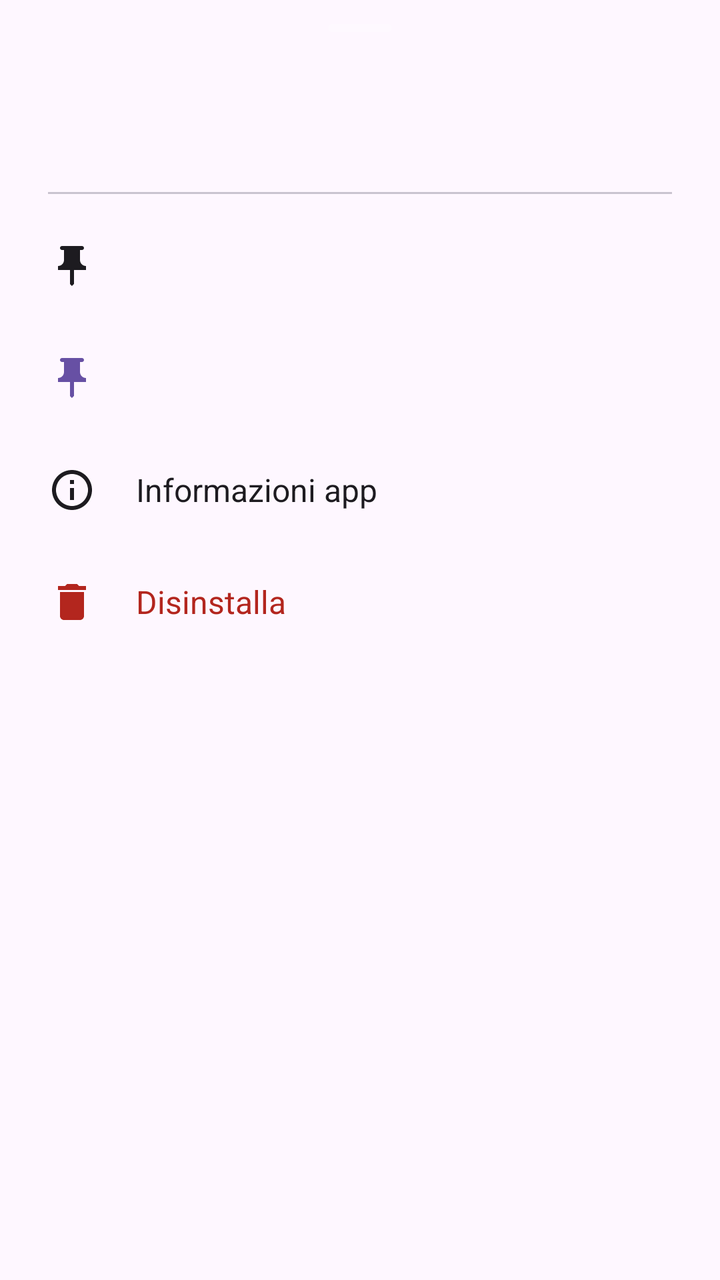
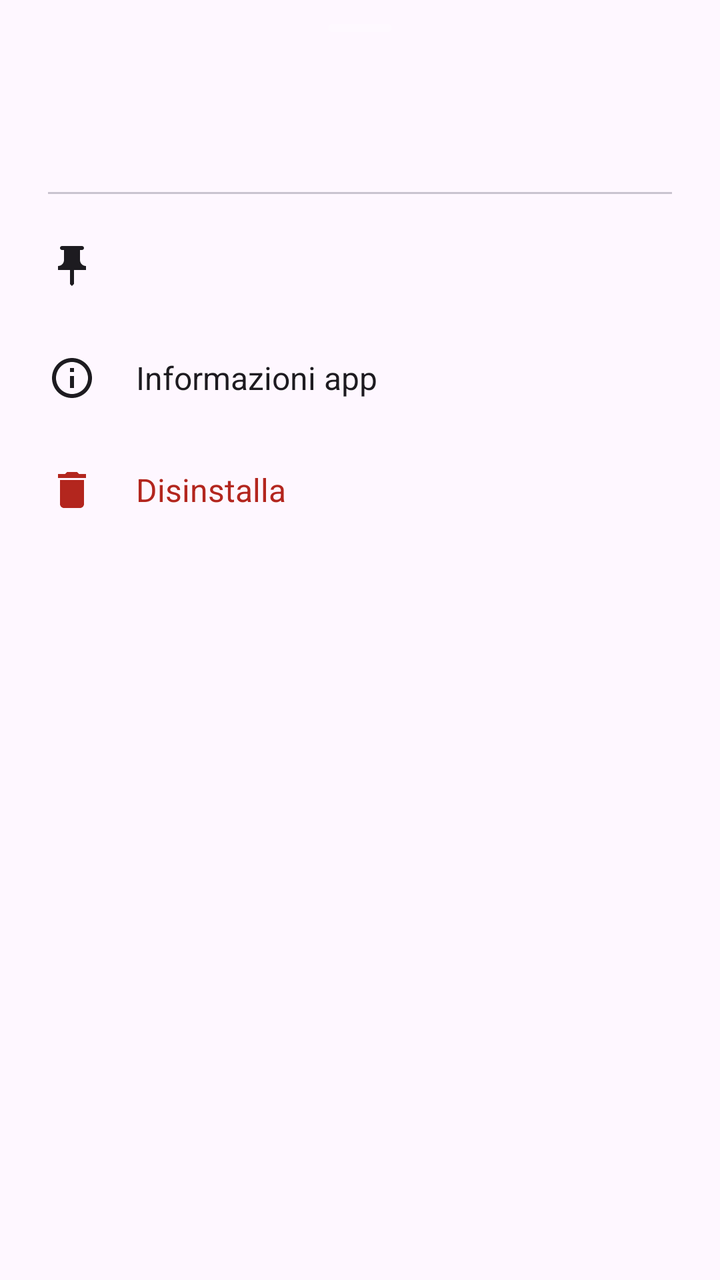

Screens rendered from an Android XML layout before and after an edit, with the pre-edit source and the edit as a unified diff.
<!-- AndroidManifest.xml: application theme Theme.SpeedLauncher -->
<!-- res/layout/sheet_app_actions.xml -->
<?xml version="1.0" encoding="utf-8"?>
<LinearLayout xmlns:android="http://schemas.android.com/apk/res/android"
    xmlns:app="http://schemas.android.com/apk/res-auto"
    android:layout_width="match_parent"
    android:layout_height="wrap_content"
    android:background="?attr/colorSurface"
    android:orientation="vertical"
    android:paddingVertical="12dp">

    <View
        android:layout_width="32dp"
        android:layout_height="4dp"
        android:layout_gravity="center_horizontal"
        android:layout_marginBottom="16dp"
        android:background="@drawable/bg_drag_handle" />

    <LinearLayout
        android:layout_width="match_parent"
        android:layout_height="wrap_content"
        android:gravity="center_vertical"
        android:orientation="horizontal"
        android:paddingHorizontal="24dp"
        android:paddingBottom="16dp">

        <ImageView
            android:id="@+id/appIcon"
            android:layout_width="48dp"
            android:layout_height="48dp" />

        <TextView
            android:id="@+id/appLabel"
            android:layout_width="0dp"
            android:layout_height="wrap_content"
            android:layout_marginStart="16dp"
            android:layout_weight="1"
            android:ellipsize="end"
            android:maxLines="1"
            android:textColor="?attr/colorOnSurface"
            android:textSize="18sp"
            android:textStyle="bold" />
    </LinearLayout>

    <View
        android:layout_width="match_parent"
        android:layout_height="1dp"
        android:layout_marginHorizontal="24dp"
        android:layout_marginBottom="8dp"
        android:background="?attr/colorOutlineVariant" />

    <LinearLayout
        android:id="@+id/actionPinHome"
        android:layout_width="match_parent"
        android:layout_height="56dp"
        android:background="?attr/selectableItemBackground"
        android:clickable="true"
        android:focusable="true"
        android:gravity="center_vertical"
        android:orientation="horizontal"
        android:paddingHorizontal="24dp">

        <ImageView
            android:layout_width="24dp"
            android:layout_height="24dp"
            android:src="@drawable/ic_pin"
            app:tint="?attr/colorOnSurface" />

        <TextView
            android:id="@+id/pinHomeLabel"
            android:layout_width="wrap_content"
            android:layout_height="wrap_content"
            android:layout_marginStart="20dp"
            android:textColor="?attr/colorOnSurface"
            android:textSize="16sp" />
    </LinearLayout>

    <LinearLayout
        android:id="@+id/actionPinDock"
        android:layout_width="match_parent"
        android:layout_height="56dp"
        android:background="?attr/selectableItemBackground"
        android:clickable="true"
        android:focusable="true"
        android:gravity="center_vertical"
        android:orientation="horizontal"
        android:paddingHorizontal="24dp">

        <ImageView
            android:layout_width="24dp"
            android:layout_height="24dp"
            android:src="@drawable/ic_pin"
            app:tint="?attr/colorPrimary" />

        <TextView
            android:id="@+id/pinDockLabel"
            android:layout_width="wrap_content"
            android:layout_height="wrap_content"
            android:layout_marginStart="20dp"
            android:textColor="?attr/colorOnSurface"
            android:textSize="16sp" />
    </LinearLayout>

    <LinearLayout
        android:id="@+id/actionMove"
        android:layout_width="match_parent"
        android:layout_height="56dp"
        android:background="?attr/selectableItemBackground"
        android:clickable="true"
        android:focusable="true"
        android:gravity="center_vertical"
        android:orientation="horizontal"
        android:paddingHorizontal="24dp"
        android:visibility="gone">

        <ImageView
            android:layout_width="24dp"
            android:layout_height="24dp"
            android:src="@drawable/ic_move"
            app:tint="?attr/colorOnSurface" />

        <TextView
            android:layout_width="wrap_content"
            android:layout_height="wrap_content"
            android:layout_marginStart="20dp"
            android:text="@string/action_move"
            android:textColor="?attr/colorOnSurface"
            android:textSize="16sp" />
    </LinearLayout>

    <LinearLayout
        android:id="@+id/actionInfo"
        android:layout_width="match_parent"
        android:layout_height="56dp"
        android:background="?attr/selectableItemBackground"
        android:clickable="true"
        android:focusable="true"
        android:gravity="center_vertical"
        android:orientation="horizontal"
        android:paddingHorizontal="24dp">

        <ImageView
            android:layout_width="24dp"
            android:layout_height="24dp"
            android:src="@drawable/ic_info"
            app:tint="?attr/colorOnSurface" />

        <TextView
            android:layout_width="wrap_content"
            android:layout_height="wrap_content"
            android:layout_marginStart="20dp"
            android:text="@string/action_info"
            android:textColor="?attr/colorOnSurface"
            android:textSize="16sp" />
    </LinearLayout>

    <LinearLayout
        android:id="@+id/actionUninstall"
        android:layout_width="match_parent"
        android:layout_height="56dp"
        android:background="?attr/selectableItemBackground"
        android:clickable="true"
        android:focusable="true"
        android:gravity="center_vertical"
        android:orientation="horizontal"
        android:paddingHorizontal="24dp">

        <ImageView
            android:layout_width="24dp"
            android:layout_height="24dp"
            android:src="@drawable/ic_uninstall"
            app:tint="?attr/colorError" />

        <TextView
            android:layout_width="wrap_content"
            android:layout_height="wrap_content"
            android:layout_marginStart="20dp"
            android:text="@string/action_uninstall"
            android:textColor="?attr/colorError"
            android:textSize="16sp" />
    </LinearLayout>

    <View android:layout_width="match_parent" android:layout_height="32dp" />

</LinearLayout>
<!-- resources referenced by this layout -->
<resources>
  <!-- drawable bg_drag_handle (drawable) -->
  <?xml version="1.0" encoding="utf-8"?>
  <shape xmlns:android="http://schemas.android.com/apk/res/android"
      android:shape="rectangle">
      <solid android:color="#33FFFFFF" />
      <corners android:radius="2dp" />
  </shape>
  <!-- drawable ic_info (drawable) -->
  <vector xmlns:android="http://schemas.android.com/apk/res/android"
      android:width="24dp" android:height="24dp"
      android:viewportWidth="24" android:viewportHeight="24">
      <path android:fillColor="@android:color/white"
          android:pathData="M11,17h2v-6h-2v6zM12,2C6.48,2 2,6.48 2,12s4.48,10 10,10 10,-4.48 10,-10S17.52,2 12,2zM12,20c-4.41,0 -8,-3.59 -8,-8s3.59,-8 8,-8 8,3.59 8,8 -3.59,8 -8,8zM11,9h2V7h-2v2z"/>
  </vector>
  <!-- drawable ic_move (drawable) -->
  <vector xmlns:android="http://schemas.android.com/apk/res/android"
      android:width="24dp" android:height="24dp"
      android:viewportWidth="24" android:viewportHeight="24">
      <path android:fillColor="@android:color/white"
          android:pathData="M10,9h4V6h3l-5,-5 -5,5h3v3zM9,10H6V7l-5,5 5,5v-3h3v-4zM23,12l-5,-5v3h-3v4h3v3l5,-5zM14,15h-4v3H7l5,5 5,-5h-3v-3z"/>
  </vector>
  <!-- drawable ic_pin (drawable) -->
  <vector xmlns:android="http://schemas.android.com/apk/res/android"
      android:width="24dp" android:height="24dp"
      android:viewportWidth="24" android:viewportHeight="24">
      <path android:fillColor="@android:color/white"
          android:pathData="M16,9V4l1,0c0.55,0 1,-0.45 1,-1v0c0,-0.55 -0.45,-1 -1,-1H7C6.45,2 6,2.45 6,3v0c0,0.55 0.45,1 1,1l1,0v5c0,1.66 -1.34,3 -3,3v0v2h5.97v7l1,1l1,-1v-7H19v-2v0C17.34,12 16,10.66 16,9z"/>
  </vector>
  <!-- drawable ic_uninstall (drawable) -->
  <vector xmlns:android="http://schemas.android.com/apk/res/android"
      android:width="24dp" android:height="24dp"
      android:viewportWidth="24" android:viewportHeight="24">
      <path android:fillColor="@android:color/white"
          android:pathData="M6,19c0,1.1 0.9,2 2,2h8c1.1,0 2,-0.9 2,-2V7H6v12zM19,4h-3.5l-1,-1h-5l-1,1H5v2h14V4z"/>
  </vector>
  <string name="action_info">Informazioni app</string>
  <string name="action_move">Sposta</string>
  <string name="action_uninstall">Disinstalla</string>
  <style name="Theme.SpeedLauncher" parent="Theme.Material3.DayNight.NoActionBar">
          <item name="android:windowBackground">@android:color/transparent</item>
          <item name="android:colorBackground">@android:color/transparent</item>
          <item name="android:windowShowWallpaper">true</item>
          <item name="android:windowIsTranslucent">true</item>
          <item name="android:windowDrawsSystemBarBackgrounds">true</item>
          <item name="android:statusBarColor">@android:color/transparent</item>
          <item name="android:navigationBarColor">@android:color/transparent</item>
          <item name="android:enforceNavigationBarContrast" tools:targetApi="29">false</item>
          <item name="android:enforceStatusBarContrast" tools:targetApi="29">false</item>
          <item name="android:windowLightStatusBar" tools:targetApi="23">false</item>
          <item name="bottomSheetDialogTheme">@style/Theme.SpeedLauncher.BottomSheet</item>
      </style>
  <style name="Theme.SpeedLauncher.BottomSheet" parent="ThemeOverlay.Material3.BottomSheetDialog">
          <item name="bottomSheetStyle">@style/Widget.SpeedLauncher.BottomSheet</item>
      </style>
  <style name="Widget.SpeedLauncher.BottomSheet" parent="Widget.Material3.BottomSheet.Modal">
          <item name="shapeAppearance">@style/ShapeAppearance.SpeedLauncher.BottomSheet</item>
          <item name="backgroundTint">?attr/colorSurface</item>
      </style>
  <style name="ShapeAppearance.SpeedLauncher.BottomSheet" parent="ShapeAppearance.Material3.LargeComponent">
          <item name="cornerSizeTopLeft">28dp</item>
          <item name="cornerSizeTopRight">28dp</item>
          <item name="cornerSizeBottomLeft">0dp</item>
          <item name="cornerSizeBottomRight">0dp</item>
      </style>
</resources>

<!-- the commit's change to res/layout/sheet_app_actions.xml (unified diff, before → after) -->
@@ -48,7 +48,7 @@
         android:background="?attr/colorOutlineVariant" />
 
     <LinearLayout
-        android:id="@+id/actionPinHome"
+        android:id="@+id/actionPin"
         android:layout_width="match_parent"
         android:layout_height="56dp"
         android:background="?attr/selectableItemBackground"
@@ -65,63 +65,10 @@
             app:tint="?attr/colorOnSurface" />
 
         <TextView
-            android:id="@+id/pinHomeLabel"
+            android:id="@+id/pinLabel"
             android:layout_width="wrap_content"
             android:layout_height="wrap_content"
             android:layout_marginStart="20dp"
-            android:textColor="?attr/colorOnSurface"
-            android:textSize="16sp" />
-    </LinearLayout>
-
-    <LinearLayout
-        android:id="@+id/actionPinDock"
-        android:layout_width="match_parent"
-        android:layout_height="56dp"
-        android:background="?attr/selectableItemBackground"
-        android:clickable="true"
-        android:focusable="true"
-        android:gravity="center_vertical"
-        android:orientation="horizontal"
-        android:paddingHorizontal="24dp">
-
-        <ImageView
-            android:layout_width="24dp"
-            android:layout_height="24dp"
-            android:src="@drawable/ic_pin"
-            app:tint="?attr/colorPrimary" />
-
-        <TextView
-            android:id="@+id/pinDockLabel"
-            android:layout_width="wrap_content"
-            android:layout_height="wrap_content"
-            android:layout_marginStart="20dp"
-            android:textColor="?attr/colorOnSurface"
-            android:textSize="16sp" />
-    </LinearLayout>
-
-    <LinearLayout
-        android:id="@+id/actionMove"
-        android:layout_width="match_parent"
-        android:layout_height="56dp"
-        android:background="?attr/selectableItemBackground"
-        android:clickable="true"
-        android:focusable="true"
-        android:gravity="center_vertical"
-        android:orientation="horizontal"
-        android:paddingHorizontal="24dp"
-        android:visibility="gone">
-
-        <ImageView
-            android:layout_width="24dp"
-            android:layout_height="24dp"
-            android:src="@drawable/ic_move"
-            app:tint="?attr/colorOnSurface" />
-
-        <TextView
-            android:layout_width="wrap_content"
-            android:layout_height="wrap_content"
-            android:layout_marginStart="20dp"
-            android:text="@string/action_move"
             android:textColor="?attr/colorOnSurface"
             android:textSize="16sp" />
     </LinearLayout>
<!-- resource entries referenced after the edit -->
@@ -14,13 +14,6 @@
       <path android:fillColor="@android:color/white"
           android:pathData="M11,17h2v-6h-2v6zM12,2C6.48,2 2,6.48 2,12s4.48,10 10,10 10,-4.48 10,-10S17.52,2 12,2zM12,20c-4.41,0 -8,-3.59 -8,-8s3.59,-8 8,-8 8,3.59 8,8 -3.59,8 -8,8zM11,9h2V7h-2v2z"/>
   </vector>
-  <!-- drawable ic_move (drawable) -->
-  <vector xmlns:android="http://schemas.android.com/apk/res/android"
-      android:width="24dp" android:height="24dp"
-      android:viewportWidth="24" android:viewportHeight="24">
-      <path android:fillColor="@android:color/white"
-          android:pathData="M10,9h4V6h3l-5,-5 -5,5h3v3zM9,10H6V7l-5,5 5,5v-3h3v-4zM23,12l-5,-5v3h-3v4h3v3l5,-5zM14,15h-4v3H7l5,5 5,-5h-3v-3z"/>
-  </vector>
   <!-- drawable ic_pin (drawable) -->
   <vector xmlns:android="http://schemas.android.com/apk/res/android"
       android:width="24dp" android:height="24dp"
@@ -36,7 +29,6 @@
           android:pathData="M6,19c0,1.1 0.9,2 2,2h8c1.1,0 2,-0.9 2,-2V7H6v12zM19,4h-3.5l-1,-1h-5l-1,1H5v2h14V4z"/>
   </vector>
   <string name="action_info">Informazioni app</string>
-  <string name="action_move">Sposta</string>
   <string name="action_uninstall">Disinstalla</string>
   <style name="Theme.SpeedLauncher" parent="Theme.Material3.DayNight.NoActionBar">
           <item name="android:windowBackground">@android:color/transparent</item>
